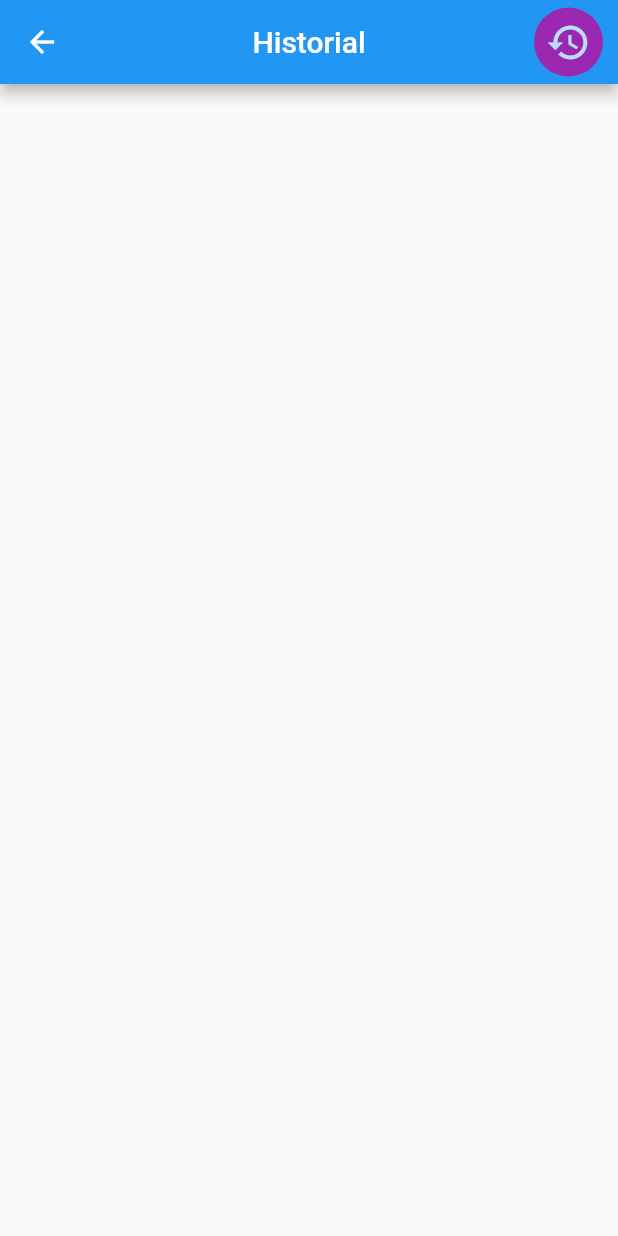
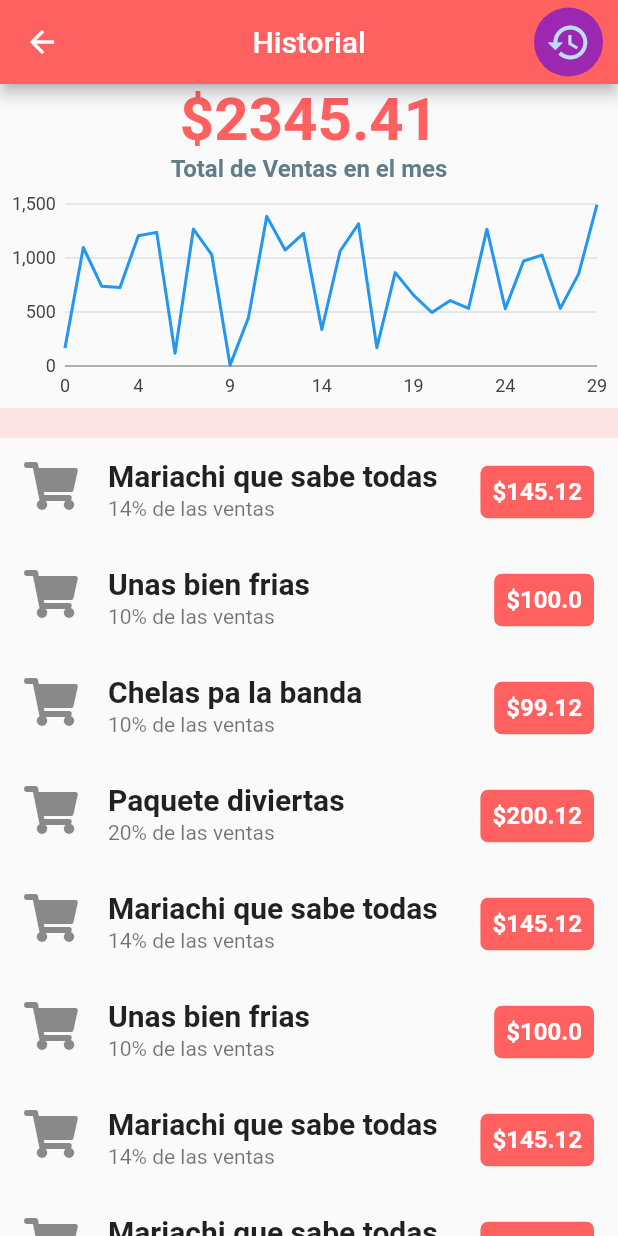
Before and after one commit to mariovg29/Proveedor, a Flutter app: the screen it shows after launch, after a tap on "Historial", on a phone screen of 412 x 824 dp. Run offline on Flutter 3.47's test engine with Material 2 defaults, Android fonts, the light colour scheme and no system bars; our stand-ins replace charts_flutter, font_awesome_flutter; network calls fail.

Commit message:
Total, grafico y listile en historial

```diff
--- a/proveedor/lib/src/screens/historial/screen_historial.dart
+++ b/proveedor/lib/src/screens/historial/screen_historial.dart
@@ -1,4 +1,6 @@
 import 'package:flutter/material.dart';
+import 'package:font_awesome_flutter/font_awesome_flutter.dart';
+import 'package:proveedor/src/screens/historial/widgets_historial/graph_historial.dart';
 
 class HistorialScreen extends StatelessWidget {
 
@@ -7,6 +9,7 @@ class HistorialScreen extends StatelessWidget {
   Widget build(BuildContext context) {
     return Scaffold(
       appBar: AppBar(title: Text('Historial'),
+      backgroundColor: Color(0xffff6161),
       centerTitle: true,
       actions: [
         Container(
@@ -22,7 +25,103 @@ class HistorialScreen extends StatelessWidget {
         )
       ],
        ),
+       body: _body(),
+
+    );
+  }
+
+  Widget _body() {
+    return SafeArea(
+      child: Column(
+        children: [
+          _selector(),
+          _ventas(),
+          _graph(),
+          Container(
+            color: Color(0xffff6161).withOpacity(0.15),
+            height: 20 ,
+          ),
+          _list(),
+        ],
+      ),
 
     );
   }
 }
+
+Widget _selector()=>Container();
+
+Widget _ventas(){
+  return Column(
+    children: [
+      Text('\$2345.41',
+      style: TextStyle(
+        fontWeight: FontWeight.bold,
+        fontSize: 40.0,
+        color: Color(0xffff6161),)
+
+      ),
+      Text('Total de Ventas en el mes',
+      style: TextStyle(
+        fontWeight: FontWeight.bold,
+        fontSize: 16.0,
+        color: Colors.blueGrey,)
+      )
+    ],
+
+  );
+  }
+
+Widget _graph(){
+  return Container(
+    height: 150,
+
+    child: GraphWidget(),
+
+);
+}
+Widget _item(IconData icon, String nombre, int percent, double value){
+  return ListTile(
+    leading: Icon(icon, size: 32.0),
+    title: Text(nombre,
+    style: TextStyle(
+      fontSize: 20,
+      fontWeight: FontWeight.bold)
+      ),
+    subtitle: Text("$percent% de las ventas"),
+    trailing: Container(
+      decoration: BoxDecoration(
+        color:  Color(0xffff6161),
+        borderRadius: BorderRadius.circular(5)
+
+      ),
+      child: Padding(
+        padding: const EdgeInsets.all(8.0),
+        child: Text('\$$value',
+        style: TextStyle(
+          color: Colors.white,
+          fontWeight: FontWeight.bold,
+          fontSize: 16) ,),
+      )),
+  );
+}
+Widget _list(){
+  return Expanded(
+    child: ListView(
+      children: [
+        _item(FontAwesomeIcons.shoppingCart, "Mariachi que sabe todas", 14, 145.12),
+        _item(FontAwesomeIcons.shoppingCart, "Unas bien frias", 10, 100.00),
+        _item(FontAwesomeIcons.shoppingCart, "Chelas pa la banda", 10, 99.12),
+        _item(FontAwesomeIcons.shoppingCart, "Paquete diviertas", 20, 200.12),
+        _item(FontAwesomeIcons.shoppingCart, "Mariachi que sabe todas", 14, 145.12),
+        _item(FontAwesomeIcons.shoppingCart, "Unas bien frias", 10, 100.00),
+        _item(FontAwesomeIcons.shoppingCart, "Mariachi que sabe todas", 14, 145.12),
+        _item(FontAwesomeIcons.shoppingCart, "Mariachi que sabe todas", 14, 145.12),
+        _item(FontAwesomeIcons.shoppingCart, "Unas bien frias", 10, 100.00),
+        _item(FontAwesomeIcons.shoppingCart, "Chelas pa la banda", 10, 99.12),
+
+
+      ],
+    ),
+  );
+}
--- /dev/null
+++ b/proveedor/lib/src/screens/historial/widgets_historial/graph_historial.dart
@@ -0,0 +1,92 @@
+import 'dart:math';
+
+import 'package:flutter/material.dart';
+import 'package:charts_flutter/flutter.dart';
+
+class GraphWidget extends StatefulWidget {
+  @override
+  _GraphWidgetState createState() => _GraphWidgetState();
+}
+
+class _GraphWidgetState extends State<GraphWidget> {
+  var data;
+
+
+  @override
+  void initState() {
+    super.initState();
+
+    var r = Random();
+    data = List<double>.generate(30, (i) => r.nextDouble() * 1500);
+  }
+
+  _onSelectionChanged(SelectionModel model) {
+    final selectedDatum = model.selectedDatum;
+
+    var time;
+    final measures = <String?, double>{};
+
+    // We get the model that updated with a list of [SeriesDatum] which is
+    // simply a pair of series & datum.
+    //
+    // Walk the selection updating the measures map, storing off the sales and
+    // series name for each selection point.
+    if (selectedDatum.isNotEmpty) {
+      time = selectedDatum.first.datum;
+      selectedDatum.forEach((SeriesDatum datumPair) {
+        measures[datumPair.series.displayName] = datumPair.datum;
+      });
+    }
+
+    print(time);
+    print(measures);
+
+    // Request a build.
+    //setState(() {
+    //_time = time;
+    //_measures = measures;
+    //});
+  }
+
+  @override
+  Widget build(BuildContext context) {
+    List<Series<double, num>> series = [
+      Series<double, int>(
+        id: 'Ventas',
+        colorFn: (_, __) => MaterialPalette.blue.shadeDefault,
+        domainFn: (value, index) => index!.toInt(),
+        measureFn: (value, _) => value,
+        data: data,
+        strokeWidthPxFn: (_, __) => 4,
+      )
+    ];
+
+    return LineChart(series,
+      animate: false,
+      selectionModels: [
+        SelectionModelConfig(
+          type: SelectionModelType.info,
+          changedListener: _onSelectionChanged,
+        )
+      ],
+      domainAxis: NumericAxisSpec(
+          tickProviderSpec: StaticNumericTickProviderSpec(
+              [
+                TickSpec(0, label: '01'),
+                TickSpec(4, label: '05'),
+                TickSpec(9, label: '10'),
+                TickSpec(14, label: '15'),
+                TickSpec(19, label: '20'),
+                TickSpec(24, label: '25'),
+                TickSpec(29, label: '30'),
+              ]
+          )
+      ),
+      primaryMeasureAxis: NumericAxisSpec(
+        tickProviderSpec: BasicNumericTickProviderSpec(
+          desiredTickCount: 4,
+        ),
+      ),
+    );
+  }
+}
--- a/proveedor/pubspec.yaml
+++ b/proveedor/pubspec.yaml
@@ -28,6 +28,9 @@ dependencies:
   # The following adds the Cupertino Icons font to your application.
   # Use with the CupertinoIcons class for iOS style icons.
   cupertino_icons: ^1.0.2
+  charts_flutter: ^0.11.0
+  font_awesome_flutter: ^9.1.0
+
 
 dev_dependencies:
   flutter_test:
```
Also changed, not shown: proveedor/pubspec.lock, 1 other file.
